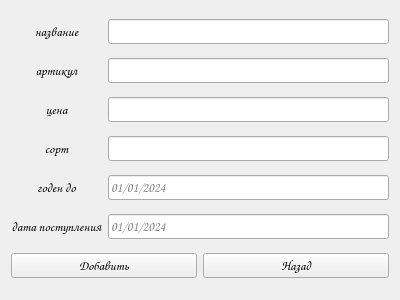
First picture: the form in PocketTable1/src2/addproduct.ui, repository mariyoOF/YUR2024, before the edit.
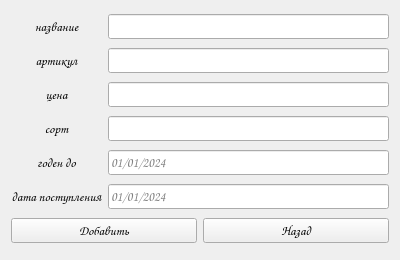
Second picture: the form after the edit.

The edit to the form file:
```diff
--- a/PocketTable1/src2/addproduct.ui
+++ b/PocketTable1/src2/addproduct.ui
@@ -7,7 +7,7 @@
     <x>0</x>
     <y>0</y>
     <width>400</width>
-    <height>300</height>
+    <height>260</height>
    </rect>
   </property>
   <property name="windowTitle">
```
